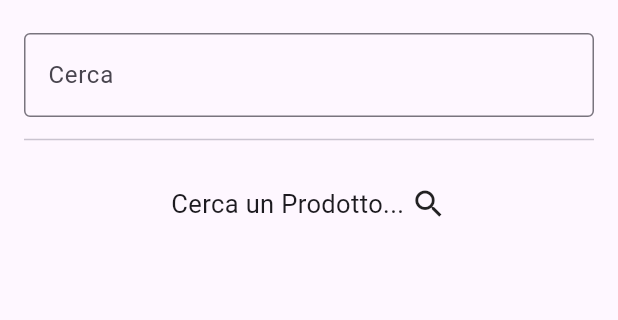
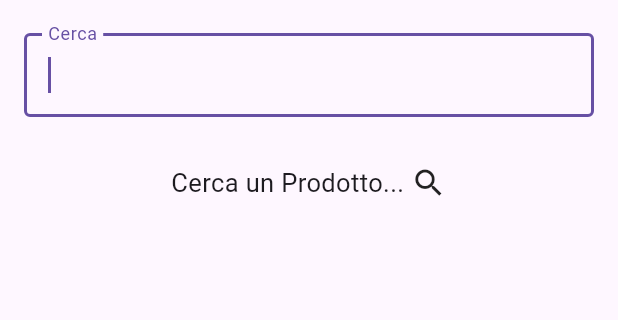
Before and after one commit to Alessandro-Alino/magazzino, a Flutter app: the HomePage screen opened directly, after a tap on the "search" icon, on a phone screen of 412 x 824 dp, the part 63-383 px from its top. Run offline on Flutter 3.47's test engine with Material 2 defaults, Android fonts, the phone set to English and light mode, and no system bars; our stand-ins replace connectivity_plus, shared_preferences, shimmer; accounts and stored records are empty; network calls fail.

```diff
--- a/lib/widgets/ricerca_prodotto.dart
+++ b/lib/widgets/ricerca_prodotto.dart
@@ -18,6 +18,7 @@ class RicercaProdotto extends StatelessWidget {
       child: Column(
         children: [
           TextFormField(
+            autofocus: appProvider.isSearching,
             controller: appProvider.ricercaController,
             onChanged: (value) {
               appProvider.searchedProducts(value);
@@ -25,11 +26,10 @@ class RicercaProdotto extends StatelessWidget {
             decoration: const InputDecoration(
                 border: OutlineInputBorder(), label: Text('Cerca')),
           ),
-          const Divider(
-            height: 30,
-          ),
-          Padding(
-            padding: const EdgeInsets.all(16.0),
+          appProvider.ricercaController.text.isEmpty
+              ? Padding(
+                  padding: const EdgeInsets.symmetric(
+                      vertical: 32.0, horizontal: 16.0),
                   child: appProvider.connessione
                       ? Row(
                           mainAxisAlignment: MainAxisAlignment.center,
@@ -42,7 +42,8 @@ class RicercaProdotto extends StatelessWidget {
                           ],
                         )
                       : const Text('Sembra non ci sia Connessine!'),
-          ),
+                )
+              : const SizedBox(),
           productsListSearched.isEmpty
               ? const SizedBox()
               : ListView.builder(
```
Also changed, not shown: lib/screens/detail_page.dart (+11 -4 lines). Lines whose indentation alone changed are shown as unchanged.
